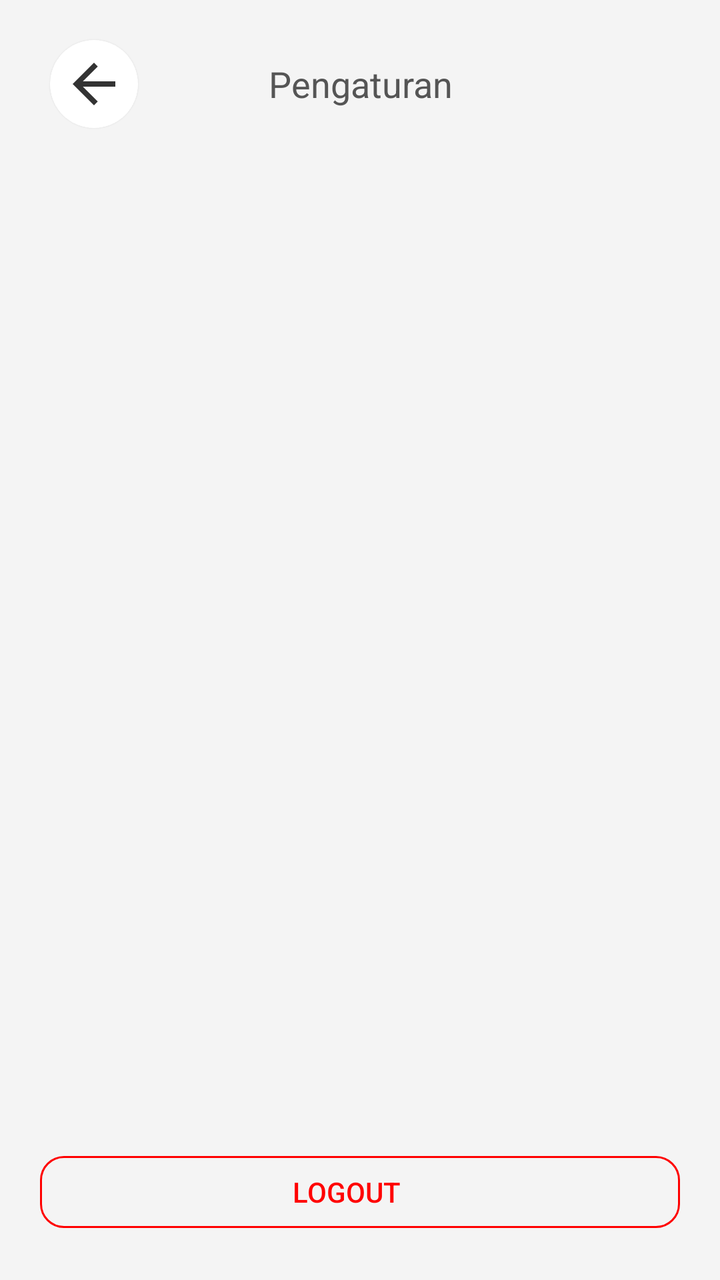
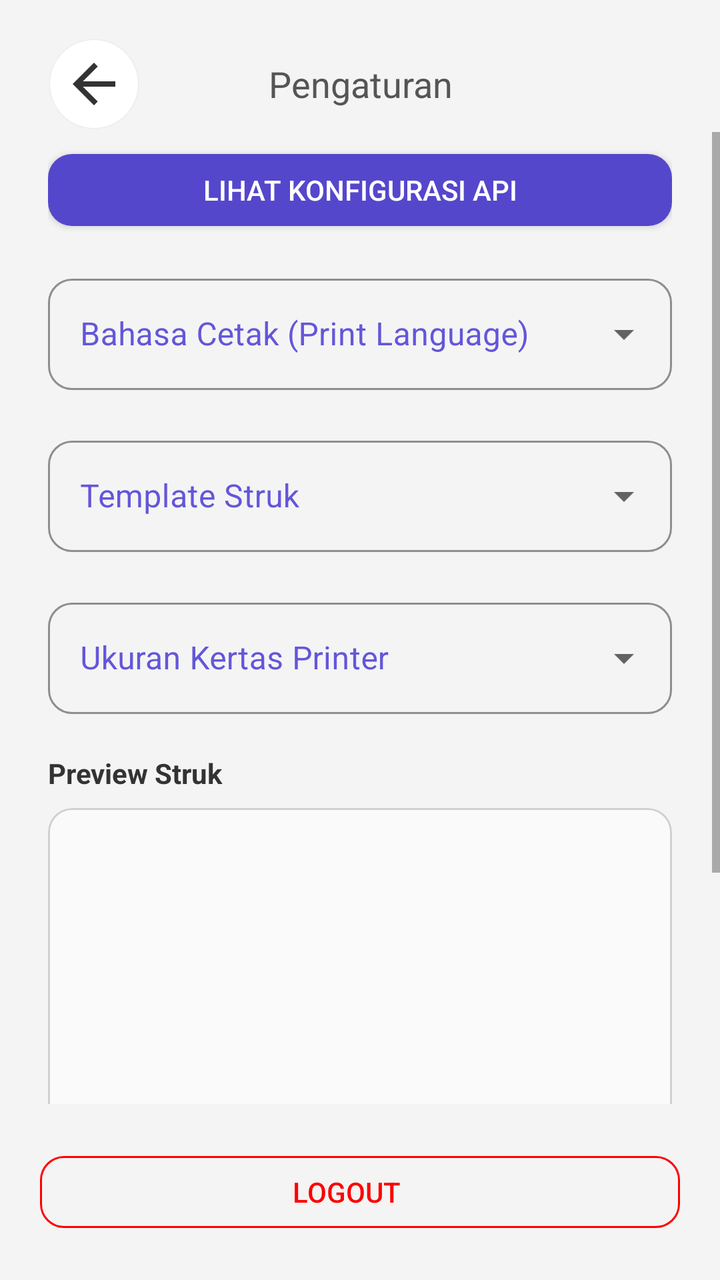

An Android layout rendered at two revisions. The XML below is the earlier revision; the diff shows what the commit changed to produce the second picture.
<!-- AndroidManifest.xml: application theme Theme.KeKitaPrintBridge -->
<!-- res/layout/activity_settings.xml -->
<?xml version="1.0" encoding="utf-8"?>
<RelativeLayout xmlns:android="http://schemas.android.com/apk/res/android"
    xmlns:app="http://schemas.android.com/apk/res-auto"
    android:id="@+id/wrap"
    android:layout_width="match_parent"
    android:layout_height="match_parent"
    android:background="#F4F4F4">

    <RelativeLayout
        android:id="@+id/top"
        android:layout_width="match_parent"
        android:layout_height="wrap_content">

        <androidx.cardview.widget.CardView
            android:layout_width="wrap_content"
            android:layout_height="wrap_content"
            android:layout_marginStart="25dp"
            android:layout_marginTop="20dp"
            android:layout_marginBottom="2dp"
            android:clickable="true"
            android:focusable="true"
            android:foreground="?android:selectableItemBackground"
            android:onClick="onBack"
            android:outlineSpotShadowColor="#00000000"
            app:cardBackgroundColor="#FFF"
            app:cardCornerRadius="22dp"
            app:cardElevation="2dp">

            <ImageView
                android:layout_width="44dp"
                android:layout_height="44dp"
                android:padding="6dp"
                android:src="@drawable/twotone_arrow_back"
                app:tint="#333" />

        </androidx.cardview.widget.CardView>

        <TextView
            android:layout_width="wrap_content"
            android:layout_height="44dp"
            android:layout_centerHorizontal="true"
            android:layout_marginTop="20dp"
            android:focusableInTouchMode="true"
            android:gravity="center"
            android:text="Pengaturan"
            android:textColor="#555"
            android:textSize="18sp" />

    </RelativeLayout>

    <LinearLayout
        android:layout_width="match_parent"
        android:layout_height="match_parent"
        android:layout_below="@id/top"
        android:gravity="center"
        android:orientation="vertical"
        android:paddingStart="24dp"
        android:paddingEnd="24dp"
        android:paddingBottom="30dp">

    </LinearLayout>

    <com.google.android.material.button.MaterialButton
        style="@style/Widget.MaterialComponents.Button.OutlinedButton"
        android:layout_width="match_parent"
        android:layout_height="wrap_content"
        android:layout_alignParentBottom="true"
        android:layout_margin="20dp"
        android:letterSpacing="0"
        android:onClick="onLogout"
        android:paddingEnd="30dp"
        android:text="Logout"
        android:textColor="#FF0000"
        app:cornerRadius="12dp"
        app:strokeColor="#FF0000" />

</RelativeLayout>
<!-- resources referenced by this layout -->
<resources>
  <!-- drawable twotone_arrow_back (drawable) -->
  <vector xmlns:android="http://schemas.android.com/apk/res/android" android:autoMirrored="true" android:height="24dp" android:tint="#000000" android:viewportHeight="24" android:viewportWidth="24" android:width="24dp">
        
      <path android:fillColor="@android:color/white" android:pathData="M20,11H7.83l5.59,-5.59L12,4l-8,8 8,8 1.41,-1.41L7.83,13H20v-2z"/>
      
  </vector>
  <style name="Theme.KeKitaPrintBridge" parent="Theme.MaterialComponents.Light.DarkActionBar">
          
          <item name="colorPrimary">@color/purple_500</item>
          <item name="colorPrimaryVariant">@color/purple_700</item>
          <item name="colorOnPrimary">@color/white</item>
          
          <item name="colorSecondary">@color/teal_200</item>
          <item name="colorSecondaryVariant">@color/teal_700</item>
          <item name="colorOnSecondary">@color/black</item>
          
          <item name="android:statusBarColor">?attr/colorPrimaryVariant</item>
          
      </style>
  <color name="purple_500">#FF6200EE</color>
  <color name="purple_700">#FF3700B3</color>
  <color name="white">#FFFFFFFF</color>
  <color name="teal_200">#FF03DAC5</color>
  <color name="teal_700">#FF018786</color>
  <color name="black">#FF000000</color>
</resources>

<!-- the commit's change to res/layout/activity_settings.xml (unified diff, before → after) -->
@@ -48,19 +48,146 @@
 
     </RelativeLayout>
 
-    <LinearLayout
+    <ScrollView
         android:layout_width="match_parent"
         android:layout_height="match_parent"
         android:layout_below="@id/top"
-        android:gravity="center"
-        android:orientation="vertical"
-        android:paddingStart="24dp"
-        android:paddingEnd="24dp"
-        android:paddingBottom="30dp">
-
-    </LinearLayout>
+        android:layout_above="@+id/btn_logout">
+
+        <LinearLayout
+            android:layout_width="match_parent"
+            android:layout_height="wrap_content"
+            android:gravity="top"
+            android:orientation="vertical"
+            android:paddingTop="5dp"
+            android:paddingStart="24dp"
+            android:paddingEnd="24dp"
+            android:paddingBottom="30dp">
+
+            <com.google.android.material.button.MaterialButton
+                android:id="@+id/btn_show_config"
+                style="@style/Widget.MaterialComponents.Button"
+                android:layout_width="match_parent"
+                android:layout_height="wrap_content"
+                android:layout_marginBottom="15dp"
+                android:letterSpacing="0"
+                android:onClick="onShowConfig"
+                android:text="Lihat Konfigurasi API"
+                android:textColor="#FFF"
+                app:backgroundTint="#5447CC"
+                app:cornerRadius="12dp" />
+
+            <com.google.android.material.textfield.TextInputLayout
+                style="@style/Widget.MaterialComponents.TextInputLayout.OutlinedBox.ExposedDropdownMenu"
+                android:layout_width="match_parent"
+                android:layout_height="wrap_content"
+                android:layout_marginBottom="20dp"
+                android:hint="Bahasa Cetak (Print Language)"
+                android:textColorHint="#6356da"
+                app:boxCornerRadiusBottomEnd="12dp"
+                app:boxCornerRadiusBottomStart="12dp"
+                app:boxCornerRadiusTopEnd="12dp"
+                app:boxCornerRadiusTopStart="12dp"
+                app:boxStrokeColor="#6356da">
+
+                <AutoCompleteTextView
+                    android:id="@+id/autocomplete_language"
+                    android:layout_width="match_parent"
+                    android:layout_height="wrap_content"
+                    android:inputType="none"
+                    android:textColor="#323e9b"
+                    android:textSize="16sp" />
+
+            </com.google.android.material.textfield.TextInputLayout>
+
+            <com.google.android.material.textfield.TextInputLayout
+                style="@style/Widget.MaterialComponents.TextInputLayout.OutlinedBox.ExposedDropdownMenu"
+                android:layout_width="match_parent"
+                android:layout_height="wrap_content"
+                android:layout_marginBottom="20dp"
+                android:hint="Template Struk"
+                android:textColorHint="#6356da"
+                app:boxCornerRadiusBottomEnd="12dp"
+                app:boxCornerRadiusBottomStart="12dp"
+                app:boxCornerRadiusTopEnd="12dp"
+                app:boxCornerRadiusTopStart="12dp"
+                app:boxStrokeColor="#6356da">
+
+                <AutoCompleteTextView
+                    android:id="@+id/autocomplete_template"
+                    android:layout_width="match_parent"
+                    android:layout_height="wrap_content"
+                    android:inputType="none"
+                    android:textColor="#323e9b"
+                    android:textSize="16sp" />
+
+            </com.google.android.material.textfield.TextInputLayout>
+
+            <com.google.android.material.textfield.TextInputLayout
+                style="@style/Widget.MaterialComponents.TextInputLayout.OutlinedBox.ExposedDropdownMenu"
+                android:layout_width="match_parent"
+                android:layout_height="wrap_content"
+                android:layout_marginBottom="20dp"
+                android:hint="Ukuran Kertas Printer"
+                android:textColorHint="#6356da"
+                app:boxCornerRadiusBottomEnd="12dp"
+                app:boxCornerRadiusBottomStart="12dp"
+                app:boxCornerRadiusTopEnd="12dp"
+                app:boxCornerRadiusTopStart="12dp"
+                app:boxStrokeColor="#6356da">
+
+                <AutoCompleteTextView
+                    android:id="@+id/autocomplete_paper_width"
+                    android:layout_width="match_parent"
+                    android:layout_height="wrap_content"
+                    android:inputType="none"
+                    android:textColor="#323e9b"
+                    android:textSize="16sp" />
+
+            </com.google.android.material.textfield.TextInputLayout>
+
+            <TextView
+                android:layout_width="wrap_content"
+                android:layout_height="wrap_content"
+                android:layout_marginBottom="8dp"
+                android:text="Preview Struk"
+                android:textColor="#333"
+                android:textSize="14sp"
+                android:textStyle="bold" />
+
+            <com.google.android.material.card.MaterialCardView
+                android:layout_width="match_parent"
+                android:layout_height="wrap_content"
+                android:layout_marginBottom="20dp"
+                app:cardBackgroundColor="#FAFAFA"
+                app:cardCornerRadius="12dp"
+                app:cardElevation="0dp"
+                app:strokeColor="#D0D0D0"
+                app:strokeWidth="1dp">
+
+                <ScrollView
+                    android:layout_width="match_parent"
+                    android:layout_height="250dp"
+                    android:padding="12dp">
+
+                    <TextView
+                        android:id="@+id/tv_preview"
+                        android:layout_width="match_parent"
+                        android:layout_height="wrap_content"
+                        android:typeface="monospace"
+                        android:textSize="12sp"
+                        android:textColor="#333333" />
+
+                </ScrollView>
+
+            </com.google.android.material.card.MaterialCardView>
+
+        </LinearLayout>
+
+    </ScrollView>
 
     <com.google.android.material.button.MaterialButton
+        android:id="@+id/btn_logout"
         style="@style/Widget.MaterialComponents.Button.OutlinedButton"
         android:layout_width="match_parent"
         android:layout_height="wrap_content"
